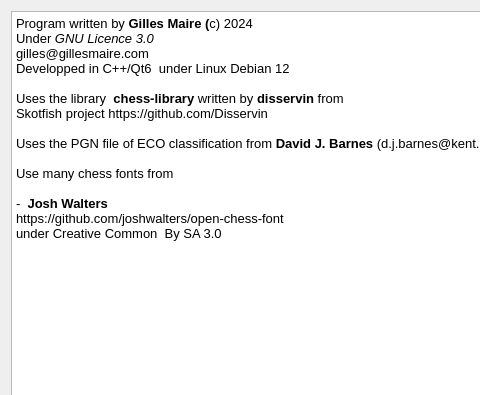
gillesmaire/myChessBase, file src/dialogabout.ui: the form before one commit; both pictures show x 0 to 480 and y 0 to 395 of the 745 by 643 pixel window.
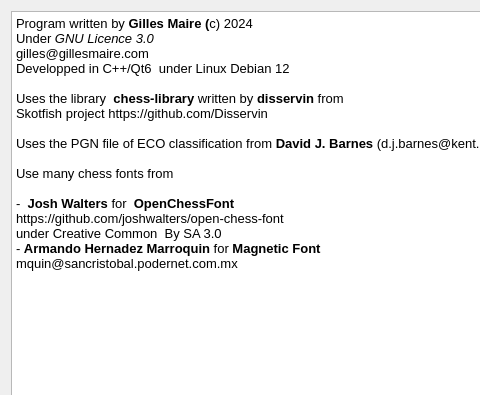
The form after the commit.

Patch:
```diff
--- a/src/dialogabout.ui
+++ b/src/dialogabout.ui
@@ -38,9 +38,11 @@
 &lt;p style=&quot;-qt-paragraph-type:empty; margin-top:0px; margin-bottom:0px; margin-left:0px; margin-right:0px; -qt-block-indent:0; text-indent:0px;&quot;&gt;&lt;br /&gt;&lt;/p&gt;
 &lt;p style=&quot; margin-top:0px; margin-bottom:0px; margin-left:0px; margin-right:0px; -qt-block-indent:0; text-indent:0px;&quot;&gt;Use many chess fonts from&lt;/p&gt;
 &lt;p style=&quot;-qt-paragraph-type:empty; margin-top:0px; margin-bottom:0px; margin-left:0px; margin-right:0px; -qt-block-indent:0; text-indent:0px;&quot;&gt;&lt;br /&gt;&lt;/p&gt;
-&lt;p style=&quot; margin-top:0px; margin-bottom:0px; margin-left:0px; margin-right:0px; -qt-block-indent:0; text-indent:0px;&quot;&gt;-  &lt;span style=&quot; font-weight:700;&quot;&gt;Josh Walters&lt;/span&gt;&lt;/p&gt;
+&lt;p style=&quot; margin-top:0px; margin-bottom:0px; margin-left:0px; margin-right:0px; -qt-block-indent:0; text-indent:0px;&quot;&gt;-  &lt;span style=&quot; font-weight:700;&quot;&gt;Josh Walters &lt;/span&gt;for &lt;span style=&quot; font-weight:700;&quot;&gt; OpenChessFont&lt;/span&gt;&lt;/p&gt;
 &lt;p style=&quot; margin-top:0px; margin-bottom:0px; margin-left:0px; margin-right:0px; -qt-block-indent:0; text-indent:0px;&quot;&gt;https://github.com/joshwalters/open-chess-font&lt;/p&gt;
 &lt;p style=&quot; margin-top:0px; margin-bottom:0px; margin-left:0px; margin-right:0px; -qt-block-indent:0; text-indent:0px;&quot;&gt;under Creative Common  By SA 3.0&lt;/p&gt;
+&lt;p style=&quot; margin-top:0px; margin-bottom:0px; margin-left:0px; margin-right:0px; -qt-block-indent:0; text-indent:0px;&quot;&gt;- &lt;span style=&quot; font-weight:700;&quot;&gt;Armando Hernadez Marroquin &lt;/span&gt;for &lt;span style=&quot; font-weight:700;&quot;&gt;Magnetic Font&lt;/span&gt;&lt;/p&gt;
+&lt;p style=&quot; margin-top:0px; margin-bottom:0px; margin-left:0px; margin-right:0px; -qt-block-indent:0; text-indent:0px;&quot;&gt;mquin@sancristobal.podernet.com.mx&lt;/p&gt;
 &lt;p style=&quot;-qt-paragraph-type:empty; margin-top:0px; margin-bottom:0px; margin-left:0px; margin-right:0px; -qt-block-indent:0; text-indent:0px;&quot;&gt;&lt;br /&gt;&lt;/p&gt;
 &lt;p style=&quot;-qt-paragraph-type:empty; margin-top:0px; margin-bottom:0px; margin-left:0px; margin-right:0px; -qt-block-indent:0; text-indent:0px;&quot;&gt;&lt;br /&gt;&lt;/p&gt;
 &lt;p style=&quot;-qt-paragraph-type:empty; margin-top:0px; margin-bottom:0px; margin-left:0px; margin-right:0px; -qt-block-indent:0; text-indent:0px;&quot;&gt;&lt;br /&gt;&lt;/p&gt;&lt;/body&gt;&lt;/html&gt;</string>
```
